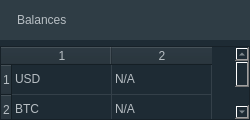
MuesliReep/TradeDeck, file src/widgetBalances.ui: the form before one commit.
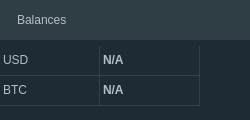
The form after the commit.

Commit message: Connected new Balances widget to UI

```diff
--- a/src/widgetBalances.ui
+++ b/src/widgetBalances.ui
@@ -116,12 +116,27 @@
 QHeaderView::section {
 	background-color:rgb(30, 43, 52);}</string>
      </property>
+     <property name="frameShape">
+      <enum>QFrame::NoFrame</enum>
+     </property>
+     <property name="lineWidth">
+      <number>0</number>
+     </property>
      <property name="rowCount">
       <number>2</number>
      </property>
      <property name="columnCount">
       <number>2</number>
      </property>
+     <attribute name="horizontalHeaderVisible">
+      <bool>false</bool>
+     </attribute>
+     <attribute name="verticalHeaderVisible">
+      <bool>false</bool>
+     </attribute>
+     <attribute name="verticalHeaderStretchLastSection">
+      <bool>false</bool>
+     </attribute>
      <row/>
      <row/>
      <column/>
@@ -135,6 +150,12 @@
       <property name="text">
        <string>N/A</string>
       </property>
+      <property name="font">
+       <font>
+        <weight>75</weight>
+        <bold>true</bold>
+       </font>
+      </property>
      </item>
      <item row="1" column="0">
       <property name="text">
@@ -145,6 +166,12 @@
       <property name="text">
        <string>N/A</string>
       </property>
+      <property name="font">
+       <font>
+        <weight>75</weight>
+        <bold>true</bold>
+       </font>
+      </property>
      </item>
     </widget>
    </item>
```
Left out of the diff: 4 changed lines with no effect on the pictures. The commit also changes 4 other files.
